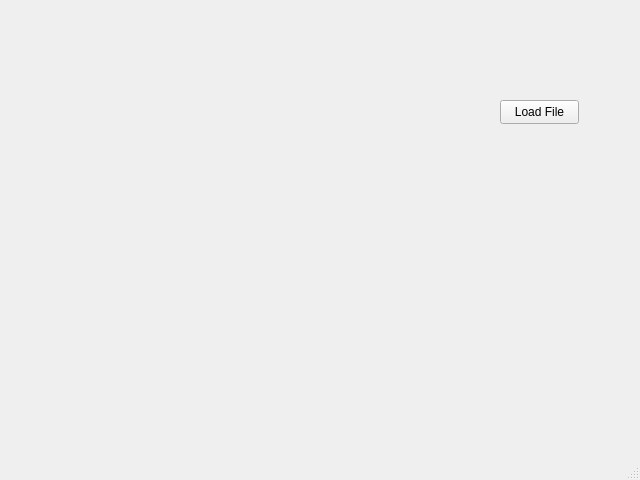
Old version of the form gui/MainWindow.ui in the repository 218478/VariousMLTforOCR.
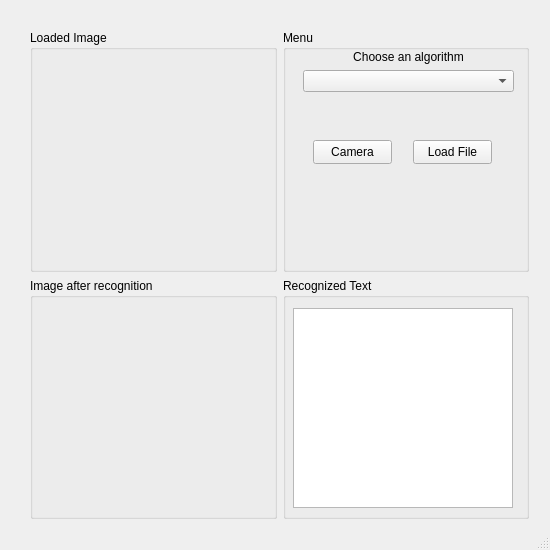
New version of the form.

What changed in the file:
```diff
--- a/gui/MainWindow.ui
+++ b/gui/MainWindow.ui
@@ -2,53 +2,236 @@
 <ui version="4.0">
  <class>MainWindow</class>
  <widget class="QMainWindow" name="MainWindow">
-  <property name="geometry">
-   <rect>
-    <x>0</x>
-    <y>0</y>
-    <width>640</width>
-    <height>480</height>
-   </rect>
+  <property name="sizePolicy">
+   <sizepolicy hsizetype="Fixed" vsizetype="Fixed">
+    <horstretch>0</horstretch>
+    <verstretch>0</verstretch>
+   </sizepolicy>
+  </property>
+  <property name="minimumSize">
+   <size>
+    <width>550</width>
+    <height>550</height>
+   </size>
+  </property>
+  <property name="maximumSize">
+   <size>
+    <width>550</width>
+    <height>550</height>
+   </size>
   </property>
   <property name="windowTitle">
    <string>MainWindow</string>
   </property>
   <widget class="QWidget" name="centralwidget">
-   <widget class="QPushButton" name="pushButtonLoadFile">
+   <widget class="QWidget" name="">
     <property name="geometry">
      <rect>
-      <x>500</x>
-      <y>100</y>
-      <width>79</width>
-      <height>24</height>
+      <x>30</x>
+      <y>30</y>
+      <width>501</width>
+      <height>491</height>
      </rect>
     </property>
-    <property name="text">
-     <string>Load File</string>
-    </property>
+    <layout class="QGridLayout" name="gridLayout">
+     <property name="sizeConstraint">
+      <enum>QLayout::SetFixedSize</enum>
+     </property>
+     <item row="0" column="1">
+      <widget class="QGroupBox" name="groupBoxController">
+       <property name="sizePolicy">
+        <sizepolicy hsizetype="Expanding" vsizetype="Expanding">
+         <horstretch>0</horstretch>
+         <verstretch>0</verstretch>
+        </sizepolicy>
+       </property>
+       <property name="minimumSize">
+        <size>
+         <width>246</width>
+         <height>242</height>
+        </size>
+       </property>
+       <property name="title">
+        <string>Menu</string>
+       </property>
+       <widget class="QPushButton" name="pushButtonLoadFile">
+        <property name="geometry">
+         <rect>
+          <x>130</x>
+          <y>110</y>
+          <width>79</width>
+          <height>24</height>
+         </rect>
+        </property>
+        <property name="toolTip">
+         <string>Load images you want to recognize characters in</string>
+        </property>
+        <property name="text">
+         <string>Load File</string>
+        </property>
+       </widget>
+       <widget class="QPushButton" name="pushButtonCamera">
+        <property name="geometry">
+         <rect>
+          <x>30</x>
+          <y>110</y>
+          <width>79</width>
+          <height>24</height>
+         </rect>
+        </property>
+        <property name="toolTip">
+         <string>Load images you want to recognize characters in</string>
+        </property>
+        <property name="text">
+         <string>Camera</string>
+        </property>
+       </widget>
+       <widget class="QWidget" name="">
+        <property name="geometry">
+         <rect>
+          <x>20</x>
+          <y>20</y>
+          <width>211</width>
+          <height>42</height>
+         </rect>
+        </property>
+        <layout class="QVBoxLayout" name="verticalLayout">
+         <item>
+          <widget class="QLabel" name="labelAlgorithmChoice">
+           <property name="text">
+            <string>Choose an algorithm</string>
+           </property>
+           <property name="alignment">
+            <set>Qt::AlignCenter</set>
+           </property>
+          </widget>
+         </item>
+         <item>
+          <widget class="QComboBox" name="comboBoxAlgorithms"/>
+         </item>
+        </layout>
+       </widget>
+      </widget>
+     </item>
+     <item row="1" column="0">
+      <widget class="QGroupBox" name="groupBoxImageAfterOCR">
+       <property name="minimumSize">
+        <size>
+         <width>247</width>
+         <height>241</height>
+        </size>
+       </property>
+       <property name="title">
+        <string>Image after recognition</string>
+       </property>
+       <widget class="QLabel" name="labelImageAfterOCR">
+        <property name="geometry">
+         <rect>
+          <x>10</x>
+          <y>30</y>
+          <width>220</width>
+          <height>200</height>
+         </rect>
+        </property>
+        <property name="minimumSize">
+         <size>
+          <width>220</width>
+          <height>200</height>
+         </size>
+        </property>
+        <property name="text">
+         <string/>
+        </property>
+       </widget>
+      </widget>
+     </item>
+     <item row="1" column="1">
+      <widget class="QGroupBox" name="groupBoxTextOCR">
+       <property name="minimumSize">
+        <size>
+         <width>246</width>
+         <height>241</height>
+        </size>
+       </property>
+       <property name="title">
+        <string>Recognized Text</string>
+       </property>
+       <widget class="QTextBrowser" name="textBrowser">
+        <property name="geometry">
+         <rect>
+          <x>10</x>
+          <y>30</y>
+          <width>220</width>
+          <height>200</height>
+         </rect>
+        </property>
+        <property name="minimumSize">
+         <size>
+          <width>220</width>
+          <height>200</height>
+         </size>
+        </property>
+       </widget>
+      </widget>
+     </item>
+     <item row="0" column="0">
+      <widget class="QGroupBox" name="groupBoxLoadImage">
+       <property name="sizePolicy">
+        <sizepolicy hsizetype="Preferred" vsizetype="Preferred">
+         <horstretch>0</horstretch>
+         <verstretch>0</verstretch>
+        </sizepolicy>
+       </property>
+       <property name="minimumSize">
+        <size>
+         <width>247</width>
+         <height>242</height>
+        </size>
+       </property>
+       <property name="title">
+        <string>Loaded Image</string>
+       </property>
+       <widget class="QLabel" name="labelImage">
+        <property name="geometry">
+         <rect>
+          <x>20</x>
+          <y>30</y>
+          <width>220</width>
+          <height>200</height>
+         </rect>
+        </property>
+        <property name="sizePolicy">
+         <sizepolicy hsizetype="Preferred" vsizetype="Preferred">
+          <horstretch>0</horstretch>
+          <verstretch>0</verstretch>
+         </sizepolicy>
+        </property>
+        <property name="minimumSize">
+         <size>
+          <width>220</width>
+          <height>200</height>
+         </size>
+        </property>
+        <property name="text">
+         <string/>
+        </property>
+       </widget>
+      </widget>
+     </item>
+    </layout>
    </widget>
-   <widget class="QWidget" name="widgetImg" native="true">
-    <property name="geometry">
-     <rect>
-      <x>80</x>
-      <y>130</y>
-      <width>241</width>
-      <height>211</height>
-     </rect>
-    </property>
-   </widget>
+   <zorder>label</zorder>
+   <zorder>groupBoxLoadImage</zorder>
+   <zorder>groupBoxTextOCR</zorder>
+   <zorder>groupBoxController</zorder>
+   <zorder>groupBoxImageAfterOCR</zorder>
+   <zorder>groupBoxLoadImage</zorder>
   </widget>
-  <widget class="QMenuBar" name="menubar">
-   <property name="geometry">
-    <rect>
-     <x>0</x>
-     <y>0</y>
-     <width>640</width>
-     <height>19</height>
-    </rect>
+  <widget class="QStatusBar" name="statusBar">
+   <property name="layoutDirection">
+    <enum>Qt::LeftToRight</enum>
    </property>
   </widget>
-  <widget class="QStatusBar" name="statusbar"/>
  </widget>
  <resources/>
  <connections/>
```
Left out of the diff: 2 changed lines with no effect on the pictures.
